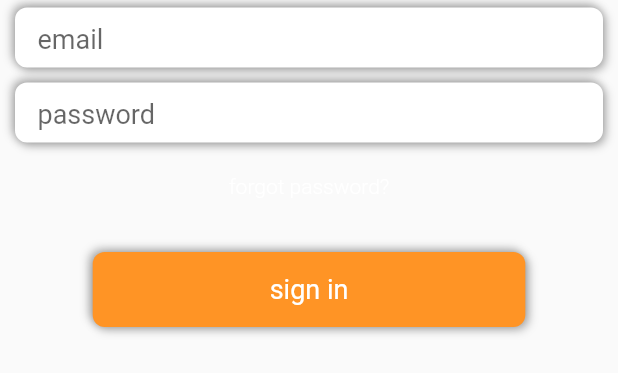
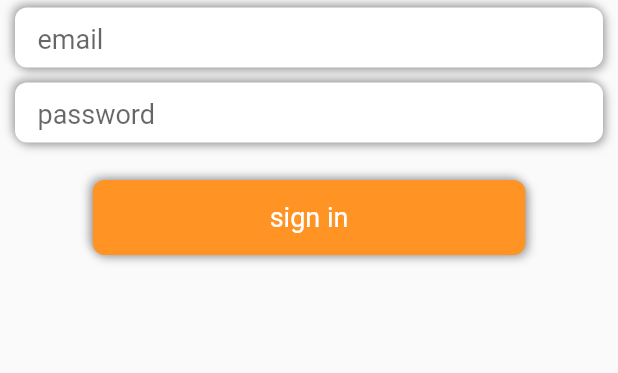
Before and after one commit to Fonz-Music/fonz_music_flutter, a Flutter app: the SignInView widget shown alone on an empty page, opened directly, on a phone screen of 412 x 824 dp. Shown: the top 373 px of the screen. Run offline on Flutter 3.47's test engine with Material 2 defaults, Android fonts, the phone set to English and light mode, and no system bars; drawn by our look-alikes of flutter_neumorphic; our stand-ins replace dio, firebase_analytics, firebase_core, firebase_crashlytics, flutter_secure_storage, flutter_styled_toast and 3 more; missing offline and left inert: nfc_in_flutter; accounts and stored records are empty; network calls fail; Roboto replaces fonts that are missing (MuseoSans-100, MuseoSans-300); statements that could not run were skipped.

Commit message:
removed forgot password button

```diff
--- a/lib/GlobalComponents/CreateAccountViews/SignInSignUpViews/SignInView.dart
+++ b/lib/GlobalComponents/CreateAccountViews/SignInSignUpViews/SignInView.dart
@@ -80,7 +80,7 @@ class _SignInViewState extends State<SignInView> {
         ShowEmailInputSignIn(),
         ShowPasswordInputSignIn(),
         ShowUserError(),
-        ShowForgotPasswordButton(),
+        // ShowForgotPasswordButton(),
         // OrAppleOrGoogle(),
         ShowSignInButton(),
 
```
